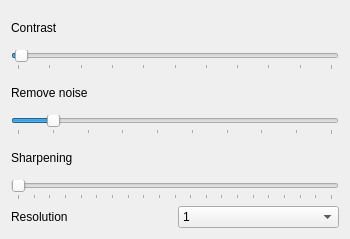
The window that views/improveimage.ui (tmramalho/bigCellBrotherGUI) describes before a commit, drawn with Qt 5.
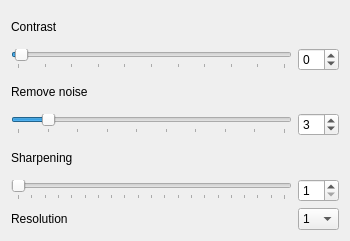
The same window after the commit.

What changed in the file:
```diff
--- a/views/improveimage.ui
+++ b/views/improveimage.ui
@@ -7,7 +7,7 @@
     <x>0</x>
     <y>0</y>
     <width>350</width>
-    <height>239</height>
+    <height>241</height>
    </rect>
   </property>
   <property name="sizePolicy">
@@ -55,25 +55,6 @@
        </property>
       </widget>
      </item>
-     <item row="7" column="0" colspan="2">
-      <widget class="QSlider" name="smoothSlider">
-       <property name="minimum">
-        <number>1</number>
-       </property>
-       <property name="maximum">
-        <number>41</number>
-       </property>
-       <property name="singleStep">
-        <number>2</number>
-       </property>
-       <property name="orientation">
-        <enum>Qt::Horizontal</enum>
-       </property>
-       <property name="tickPosition">
-        <enum>QSlider::TicksBelow</enum>
-       </property>
-      </widget>
-     </item>
      <item row="8" column="0">
       <widget class="QLabel" name="label_3">
        <property name="text">
@@ -81,22 +62,6 @@
        </property>
       </widget>
      </item>
-     <item row="3" column="0" colspan="2">
-      <widget class="QSlider" name="contrastSlider">
-       <property name="minimum">
-        <number>-1</number>
-       </property>
-       <property name="orientation">
-        <enum>Qt::Horizontal</enum>
-       </property>
-       <property name="tickPosition">
-        <enum>QSlider::TicksBelow</enum>
-       </property>
-       <property name="tickInterval">
-        <number>10</number>
-       </property>
-      </widget>
-     </item>
      <item row="6" column="0">
       <widget class="QLabel" name="label_2">
        <property name="text">
@@ -104,7 +69,23 @@
        </property>
       </widget>
      </item>
-     <item row="5" column="0" colspan="2">
+     <item row="3" column="0">
+      <widget class="QSlider" name="contrastSlider">
+       <property name="minimum">
+        <number>-1</number>
+       </property>
+       <property name="orientation">
+        <enum>Qt::Horizontal</enum>
+       </property>
+       <property name="tickPosition">
+        <enum>QSlider::TicksBelow</enum>
+       </property>
+       <property name="tickInterval">
+        <number>10</number>
+       </property>
+      </widget>
+     </item>
+     <item row="5" column="0">
       <widget class="QSlider" name="noiseSlider">
        <property name="minimum">
         <number>0</number>
@@ -132,6 +113,52 @@
        </property>
       </widget>
      </item>
+     <item row="7" column="0">
+      <widget class="QSlider" name="smoothSlider">
+       <property name="minimum">
+        <number>1</number>
+       </property>
+       <property name="maximum">
+        <number>41</number>
+       </property>
+       <property name="singleStep">
+        <number>2</number>
+       </property>
+       <property name="orientation">
+        <enum>Qt::Horizontal</enum>
+       </property>
+       <property name="tickPosition">
+        <enum>QSlider::TicksBelow</enum>
+       </property>
+      </widget>
+     </item>
+     <item row="3" column="1">
+      <widget class="QSpinBox" name="contrastBox">
+       <property name="minimum">
+        <number>-1</number>
+       </property>
+      </widget>
+     </item>
+     <item row="5" column="1">
+      <widget class="QSpinBox" name="noiseBox">
+       <property name="maximum">
+        <number>27</number>
+       </property>
+       <property name="value">
+        <number>3</number>
+       </property>
+      </widget>
+     </item>
+     <item row="7" column="1">
+      <widget class="QSpinBox" name="smoothBox">
+       <property name="minimum">
+        <number>1</number>
+       </property>
+       <property name="maximum">
+        <number>41</number>
+       </property>
+      </widget>
+     </item>
     </layout>
    </item>
   </layout>
```
